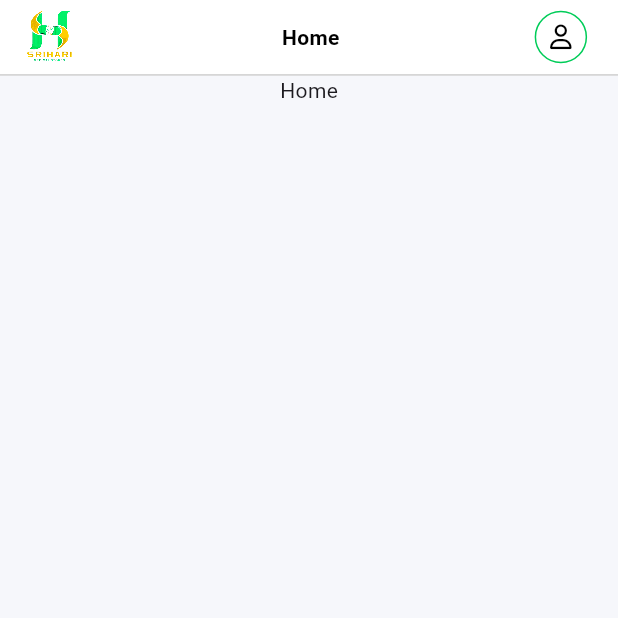
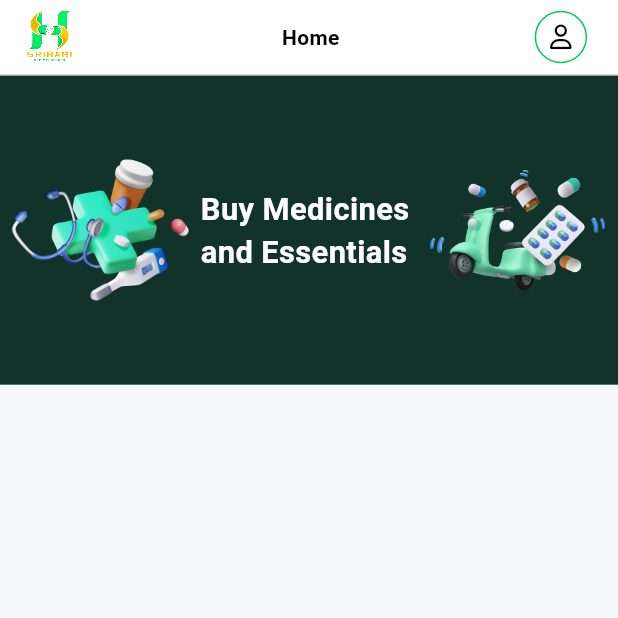
Before and after one commit to Satyamedavarapu/Srihari_medicals, a Flutter app: the HomePage screen opened directly, on a phone screen of 412 x 824 dp, the top half of it. Run offline on Flutter 3.47's test engine with Material 3 defaults, Android fonts, the phone set to English and light mode, and no system bars; our stand-ins replace device_preview, font_awesome_flutter, google_fonts; Roboto replaces fonts that are missing (Montserrat-Bold, Montserrat-ExtraBold); project files that could hold a hidden picture were left out.

Commit message:
web home page

```diff
--- a/lib/presentation/home/mobile/home_page.dart
+++ b/lib/presentation/home/mobile/home_page.dart
@@ -12,6 +12,7 @@ import 'package:srihari_medicals/routing/routes.dart';
 import 'package:srihari_medicals/util/asset_paths.dart';
 
 import '../../util/widgets/mobile/appbar_mobile.dart';
+import '../widgets/images_row.dart';
 
 class HomePage extends StatefulWidget {
   const HomePage({super.key});
@@ -38,8 +39,11 @@ class _HomePageState extends State<HomePage> {
         child: Column(
           mainAxisAlignment: MainAxisAlignment.start,
           children: [
-            MobileAppBar(),
-            Text('Home')
+            const MobileAppBar(),
+            ImagesRow(
+                containerHeight: context.height * 0.25,
+                height: context.height * 0.2,
+                width: context.width * 0.3),
           ],
         ),
       ),
--- a/lib/presentation/home/widgets/images_row.dart
+++ b/lib/presentation/home/widgets/images_row.dart
@@ -1,3 +1,4 @@
+import 'package:flutter/foundation.dart';
 import 'package:flutter/material.dart';
 import 'package:google_fonts/google_fonts.dart';
 import 'package:srihari_medicals/extensions/theme_extension.dart';
@@ -5,27 +6,31 @@ import 'package:srihari_medicals/extensions/theme_extension.dart';
 import '../../../util/asset_paths.dart';
 
 class ImagesRow extends StatelessWidget {
-  const ImagesRow({super.key});
+  final double? containerHeight, height, width;
+  const ImagesRow({super.key, this.containerHeight, this.height, this.width});
 
   @override
   Widget build(BuildContext context) {
     return Container(
-      height: context.height * 0.3,
+      height: containerHeight ?? context.height * 0.3,
       color: context.darkGreen,
       child: Row(
         mainAxisAlignment: MainAxisAlignment.spaceEvenly,
         children: [
-          Image.asset(AssetPaths.stetho, filterQuality: FilterQuality.high),
+          Image.asset(AssetPaths.stetho,
+              height: height, width: width, filterQuality: FilterQuality.high),
           Text(
             'Buy Medicines \nand Essentials',
             style: TextStyle(
-              fontFamily: 'Montserrat-ExtraBold',
+                fontFamily: 'Montserrat-ExtraBold',
                 color: Colors.white,
                 fontWeight: FontWeight.bold,
-                fontSize: context.width * 0.03),
+                fontSize: kIsWeb ? context.width * 0.03 : context.width * 0.05),
           ),
           Image.asset(
             AssetPaths.scooter,
+            height: height,
+            width: width,
             filterQuality: FilterQuality.high,
           ),
         ],
```
Also changed, not shown: 1 other file.
